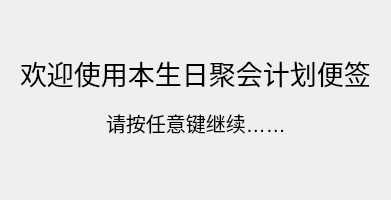
Before: the Qt Designer form welcome.ui in Deyu-Kong/BPPN, drawn with Qt 5.
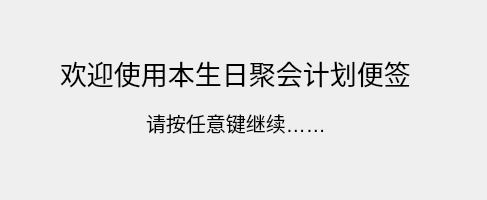
After: the same form once the commit is applied.

What changed in the file:
```diff
--- a/welcome.ui
+++ b/welcome.ui
@@ -6,7 +6,7 @@
    <rect>
     <x>0</x>
     <y>0</y>
-    <width>300</width>
+    <width>487</width>
     <height>200</height>
    </rect>
   </property>
```
